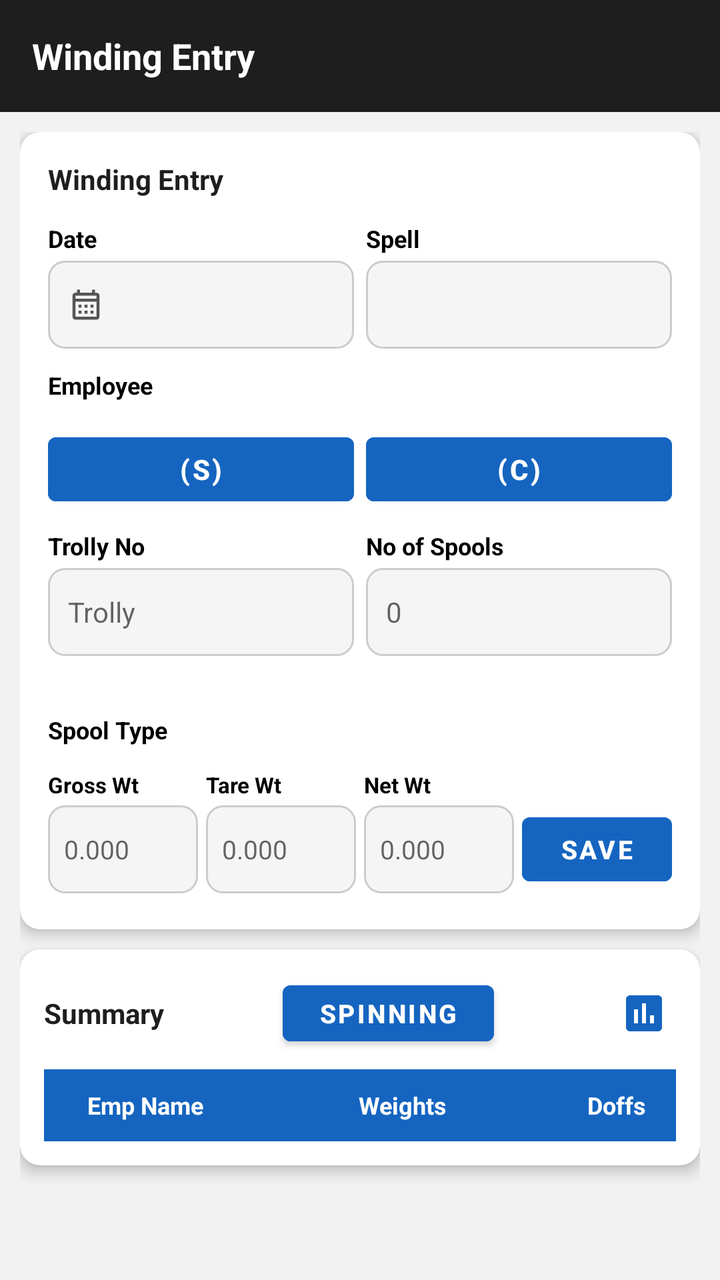
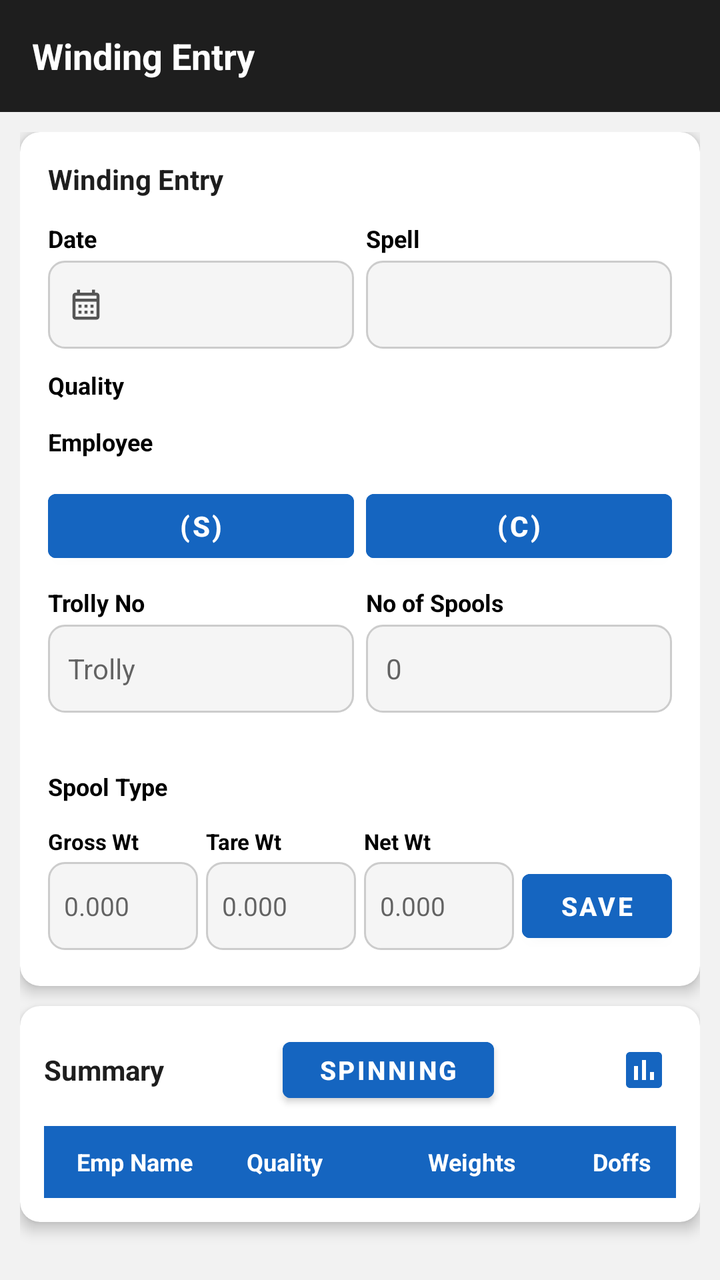

The first picture is an Android layout as it rendered before a commit; the second is the same layout after the commit. The layout source and the unified diff follow.
<!-- AndroidManifest.xml: application theme Theme.MyHrms -->
<!-- res/layout/activity_winding_entry.xml -->
<?xml version="1.0" encoding="utf-8"?>
<LinearLayout xmlns:android="http://schemas.android.com/apk/res/android"
    xmlns:app="http://schemas.android.com/apk/res-auto"
    android:id="@+id/rootLayout"
    android:layout_width="match_parent"
    android:layout_height="match_parent"
    android:orientation="vertical"
    android:background="#F2F2F2">

    <androidx.appcompat.widget.Toolbar
        android:id="@+id/toolbar"
        android:layout_width="match_parent"
        android:layout_height="?attr/actionBarSize"
        android:background="#1E1E1E"
        app:titleTextColor="@color/white">
        <TextView
            android:layout_width="wrap_content"
            android:layout_height="wrap_content"
            android:text="Winding Entry"
            android:textColor="#FFFFFF"
            android:textSize="18sp"
            android:textStyle="bold" />
    </androidx.appcompat.widget.Toolbar>

    <androidx.core.widget.NestedScrollView
        android:layout_width="match_parent"
        android:layout_height="match_parent"
        android:fillViewport="true">

        <LinearLayout
            android:layout_width="match_parent"
            android:layout_height="wrap_content"
            android:orientation="vertical"
            android:padding="10dp">

            
            <androidx.cardview.widget.CardView
                android:id="@+id/cardEntry"
                android:layout_width="match_parent"
                android:layout_height="wrap_content"
                android:layout_marginBottom="10dp"
                app:cardCornerRadius="10dp"
                app:cardElevation="4dp"
                app:cardBackgroundColor="#FFFFFF">

                <LinearLayout
                    android:layout_width="match_parent"
                    android:layout_height="wrap_content"
                    android:orientation="vertical"
                    android:padding="14dp">

                    <TextView
                        android:layout_width="wrap_content"
                        android:layout_height="wrap_content"
                        android:text="Winding Entry"
                        android:textSize="14sp"
                        android:textStyle="bold"
                        android:textColor="#1E1E1E"
                        android:layout_marginBottom="12dp" />

                    
                    <LinearLayout
                        android:layout_width="match_parent"
                        android:layout_height="wrap_content"
                        android:orientation="horizontal"
                        android:weightSum="2"
                        android:layout_marginBottom="10dp">

                        <LinearLayout
                            android:layout_width="0dp"
                            android:layout_height="wrap_content"
                            android:layout_weight="1"
                            android:orientation="vertical"
                            android:layout_marginEnd="6dp">
                            <TextView
                                android:layout_width="wrap_content"
                                android:layout_height="wrap_content"
                                android:text="Date"
                                android:textColor="#000000"
                                android:textSize="12sp"
                                android:textStyle="bold"
                                android:layout_marginBottom="3dp"/>
                            <LinearLayout
                                android:id="@+id/btnEntryDate"
                                android:layout_width="match_parent"
                                android:layout_height="44dp"
                                android:background="@drawable/bg_input_rounded_light"
                                android:gravity="center_vertical"
                                android:orientation="horizontal"
                                android:paddingStart="10dp"
                                android:paddingEnd="10dp"
                                android:clickable="true"
                                android:focusable="true">
                                <ImageView
                                    android:layout_width="18dp"
                                    android:layout_height="18dp"
                                    android:src="@drawable/ic_calendar"
                                    android:layout_marginEnd="6dp"
                                    app:tint="#555555"/>
                                <TextView
                                    android:id="@+id/tvEntryDate"
                                    android:layout_width="0dp"
                                    android:layout_height="wrap_content"
                                    android:layout_weight="1"
                                    android:textColor="#1E1E1E"
                                    android:textSize="14sp"/>
                            </LinearLayout>
                        </LinearLayout>

                        <LinearLayout
                            android:layout_width="0dp"
                            android:layout_height="wrap_content"
                            android:layout_weight="1"
                            android:orientation="vertical">
                            <TextView
                                android:layout_width="wrap_content"
                                android:layout_height="wrap_content"
                                android:text="Spell"
                                android:textColor="#000000"
                                android:textSize="12sp"
                                android:textStyle="bold"
                                android:layout_marginBottom="3dp"/>
                            <Spinner
                                android:id="@+id/spEntrySpell"
                                android:layout_width="match_parent"
                                android:layout_height="44dp"
                                android:background="@drawable/bg_input_rounded_light"
                                android:paddingStart="10dp"
                                android:paddingEnd="10dp"/>
                        </LinearLayout>
                    </LinearLayout>

                    
                    <TextView
                        android:layout_width="wrap_content"
                        android:layout_height="wrap_content"
                        android:text="Employee"
                        android:textColor="#000000"
                        android:textSize="12sp"
                        android:textStyle="bold"
                        android:layout_marginBottom="4dp"/>

                    <HorizontalScrollView
                        android:layout_width="match_parent"
                        android:layout_height="wrap_content"
                        android:scrollbars="none"
                        android:layout_marginBottom="4dp">
                        <LinearLayout
                            android:id="@+id/llEmpButtons"
                            android:layout_width="wrap_content"
                            android:layout_height="wrap_content"
                            android:orientation="horizontal"
                            android:paddingBottom="4dp"/>
                    </HorizontalScrollView>

                    <TextView
                        android:id="@+id/tvEmpStatus"
                        android:layout_width="wrap_content"
                        android:layout_height="wrap_content"
                        android:text=""
                        android:textSize="12sp"
                        android:textColor="#777777"
                        android:layout_marginBottom="10dp"
                        android:visibility="gone"/>

                    
                    <LinearLayout
                        android:layout_width="match_parent"
                        android:layout_height="wrap_content"
                        android:orientation="horizontal"
                        android:weightSum="2"
                        android:layout_marginBottom="8dp">

                        <Button
                            android:id="@+id/btnTypeS"
                            android:layout_width="0dp"
                            android:layout_height="44dp"
                            android:layout_weight="1"
                            android:layout_marginEnd="6dp"
                            android:text="(S)"
                            android:textSize="14sp"
                            android:textStyle="bold"
                            android:textColor="#FFFFFF"
                            android:backgroundTint="#1565C0"/>

                        <Button
                            android:id="@+id/btnTypeC"
                            android:layout_width="0dp"
                            android:layout_height="44dp"
                            android:layout_weight="1"
                            android:text="(C)"
                            android:textSize="14sp"
                            android:textStyle="bold"
                            android:textColor="#FFFFFF"
                            android:backgroundTint="#1565C0"/>
                    </LinearLayout>

                    
                    <LinearLayout
                        android:layout_width="match_parent"
                        android:layout_height="wrap_content"
                        android:orientation="horizontal"
                        android:weightSum="2"
                        android:layout_marginBottom="2dp">

                        <LinearLayout
                            android:layout_width="0dp"
                            android:layout_height="wrap_content"
                            android:layout_weight="1"
                            android:orientation="vertical"
                            android:layout_marginEnd="6dp">
                            <TextView
                                android:layout_width="wrap_content"
                                android:layout_height="wrap_content"
                                android:text="Trolly No"
                                android:textColor="#000000"
                                android:textSize="12sp"
                                android:textStyle="bold"
                                android:layout_marginBottom="3dp"/>
                            <EditText
                                android:id="@+id/etTrollyNo"
                                android:layout_width="match_parent"
                                android:layout_height="44dp"
                                android:background="@drawable/bg_input_rounded_light"
                                android:hint="Trolly"
                                android:inputType="number"
                                android:paddingStart="10dp"
                                android:paddingEnd="10dp"
                                android:textSize="14sp"
                                android:textColor="#1E1E1E"
                                android:imeOptions="actionNext"/>
                        </LinearLayout>

                        <LinearLayout
                            android:layout_width="0dp"
                            android:layout_height="wrap_content"
                            android:layout_weight="1"
                            android:orientation="vertical">
                            <TextView
                                android:layout_width="wrap_content"
                                android:layout_height="wrap_content"
                                android:text="No of Spools"
                                android:textColor="#000000"
                                android:textSize="12sp"
                                android:textStyle="bold"
                                android:layout_marginBottom="3dp"/>
                            <EditText
                                android:id="@+id/etNoOfSpools"
                                android:layout_width="match_parent"
                                android:layout_height="44dp"
                                android:background="@drawable/bg_input_rounded_light"
                                android:hint="0"
                                android:inputType="number"
                                android:paddingStart="10dp"
                                android:paddingEnd="10dp"
                                android:textSize="14sp"
                                android:textColor="#1E1E1E"
                                android:imeOptions="actionDone"/>
                        </LinearLayout>
                    </LinearLayout>

                    <TextView
                        android:id="@+id/tvTrollyInfo"
                        android:layout_width="wrap_content"
                        android:layout_height="wrap_content"
                        android:text=""
                        android:textSize="11sp"
                        android:layout_marginBottom="10dp"
                        android:layout_marginTop="2dp"/>

                    
                    <TextView
                        android:layout_width="wrap_content"
                        android:layout_height="wrap_content"
                        android:text="Spool Type"
                        android:textColor="#000000"
                        android:textSize="12sp"
                        android:textStyle="bold"
                        android:layout_marginBottom="4dp"/>

                    <HorizontalScrollView
                        android:layout_width="match_parent"
                        android:layout_height="wrap_content"
                        android:scrollbars="none"
                        android:layout_marginBottom="4dp">
                        <LinearLayout
                            android:id="@+id/llSpoolButtons"
                            android:layout_width="wrap_content"
                            android:layout_height="wrap_content"
                            android:orientation="horizontal"
                            android:paddingBottom="4dp"/>
                    </HorizontalScrollView>

                    <TextView
                        android:id="@+id/tvSpoolStatus"
                        android:layout_width="wrap_content"
                        android:layout_height="wrap_content"
                        android:text=""
                        android:textSize="12sp"
                        android:textColor="#777777"
                        android:layout_marginBottom="10dp"
                        android:visibility="gone"/>

                    
                    <LinearLayout
                        android:layout_width="match_parent"
                        android:layout_height="wrap_content"
                        android:orientation="horizontal"
                        android:weightSum="4"
                        android:layout_marginBottom="4dp">

                        <LinearLayout
                            android:layout_width="0dp"
                            android:layout_height="wrap_content"
                            android:layout_weight="1"
                            android:orientation="vertical"
                            android:layout_marginEnd="4dp">
                            <TextView
                                android:layout_width="wrap_content"
                                android:layout_height="wrap_content"
                                android:text="Gross Wt"
                                android:textColor="#000000"
                                android:textSize="11sp"
                                android:textStyle="bold"
                                android:layout_marginBottom="3dp"/>
                            <EditText
                                android:id="@+id/etGrossWt"
                                android:layout_width="match_parent"
                                android:layout_height="44dp"
                                android:background="@drawable/bg_input_rounded_light"
                                android:hint="0.000"
                                android:inputType="numberDecimal"
                                android:paddingStart="8dp"
                                android:paddingEnd="8dp"
                                android:textSize="13sp"
                                android:textColor="#1E1E1E"
                                android:imeOptions="actionNext"/>
                        </LinearLayout>

                        <LinearLayout
                            android:layout_width="0dp"
                            android:layout_height="wrap_content"
                            android:layout_weight="1"
                            android:orientation="vertical"
                            android:layout_marginEnd="4dp">
                            <TextView
                                android:layout_width="wrap_content"
                                android:layout_height="wrap_content"
                                android:text="Tare Wt"
                                android:textColor="#000000"
                                android:textSize="11sp"
                                android:textStyle="bold"
                                android:layout_marginBottom="3dp"/>
                            <EditText
                                android:id="@+id/etTareWt"
                                android:layout_width="match_parent"
                                android:layout_height="44dp"
                                android:background="@drawable/bg_input_rounded_light"
                                android:hint="0.000"
                                android:inputType="numberDecimal"
                                android:paddingStart="8dp"
                                android:paddingEnd="8dp"
                                android:textSize="13sp"
                                android:textColor="#1E1E1E"
                                android:focusable="false"/>
                        </LinearLayout>

                        <LinearLayout
                            android:layout_width="0dp"
                            android:layout_height="wrap_content"
                            android:layout_weight="1"
                            android:orientation="vertical"
                            android:layout_marginEnd="4dp">
                            <TextView
                                android:layout_width="wrap_content"
                                android:layout_height="wrap_content"
                                android:text="Net Wt"
                                android:textColor="#000000"
                                android:textSize="11sp"
                                android:textStyle="bold"
                                android:layout_marginBottom="3dp"/>
                            <EditText
                                android:id="@+id/etNetWt"
                                android:layout_width="match_parent"
                                android:layout_height="44dp"
                                android:background="@drawable/bg_input_rounded_light"
                                android:hint="0.000"
                                android:inputType="numberDecimal"
                                android:paddingStart="8dp"
                                android:paddingEnd="8dp"
                                android:textSize="13sp"
                                android:textColor="#1E1E1E"
                                android:focusable="false"/>
                        </LinearLayout>

                        <LinearLayout
                            android:layout_width="0dp"
                            android:layout_height="wrap_content"
                            android:layout_weight="1"
                            android:orientation="vertical">
                            <TextView
                                android:layout_width="wrap_content"
                                android:layout_height="wrap_content"
                                android:text=" "
                                android:textSize="11sp"
                                android:layout_marginBottom="3dp"/>
                            <Button
                                android:id="@+id/btnSave"
                                android:layout_width="match_parent"
                                android:layout_height="44dp"
                                android:text="Save"
                                android:textSize="13sp"
                                android:textColor="#FFFFFF"
                                android:backgroundTint="#1565C0"
                                android:textStyle="bold"/>
                        </LinearLayout>
                    </LinearLayout>

                </LinearLayout>
            </androidx.cardview.widget.CardView>

            
            <androidx.cardview.widget.CardView
                android:id="@+id/cardSummary"
                android:layout_width="match_parent"
                android:layout_height="wrap_content"
                android:layout_marginBottom="10dp"
                app:cardCornerRadius="10dp"
                app:cardElevation="4dp"
                app:cardBackgroundColor="#FFFFFF">

                <LinearLayout
                    android:layout_width="match_parent"
                    android:layout_height="wrap_content"
                    android:orientation="vertical"
                    android:padding="12dp">

                    <LinearLayout
                        android:layout_width="match_parent"
                        android:layout_height="wrap_content"
                        android:orientation="horizontal"
                        android:gravity="center_vertical"
                        android:layout_marginBottom="8dp">

                        <TextView
                            android:layout_width="wrap_content"
                            android:layout_height="wrap_content"
                            android:text="Summary"
                            android:textSize="14sp"
                            android:textStyle="bold"
                            android:textColor="#1E1E1E"/>

                        <LinearLayout
                            android:layout_width="0dp"
                            android:layout_height="wrap_content"
                            android:layout_weight="1"
                            android:orientation="horizontal"
                            android:gravity="center">
                            <Button
                                android:id="@+id/btnSpinning"
                                android:layout_width="wrap_content"
                                android:layout_height="40dp"
                                android:text="Spinning"
                                android:textSize="13sp"
                                android:textStyle="bold"
                                android:textColor="#FFFFFF"
                                android:backgroundTint="#1565C0"
                                android:paddingStart="18dp"
                                android:paddingEnd="18dp"/>
                        </LinearLayout>

                        <ImageView
                            android:id="@+id/ivQualityShiftReport"
                            android:layout_width="32dp"
                            android:layout_height="32dp"
                            android:src="@drawable/ic_report"
                            android:padding="4dp"
                            android:background="?android:attr/selectableItemBackgroundBorderless"
                            android:contentDescription="Quality-wise Shift-wise Report"
                            app:tint="#1565C0"/>

                    </LinearLayout>

                    
                    <LinearLayout
                        android:layout_width="match_parent"
                        android:layout_height="36dp"
                        android:orientation="horizontal"
                        android:background="#1565C0"
                        android:gravity="center_vertical"
                        android:paddingStart="8dp"
                        android:paddingEnd="8dp">
                        <TextView android:layout_width="0dp" android:layout_height="wrap_content"
                            android:layout_weight="2" android:text="Emp Name"
                            android:textColor="#FFFFFF" android:textStyle="bold"
                            android:textSize="12sp" android:gravity="center"/>
                        <TextView android:layout_width="0dp" android:layout_height="wrap_content"
                            android:layout_weight="4" android:text="Weights"
                            android:textColor="#FFFFFF" android:textStyle="bold"
                            android:textSize="12sp" android:gravity="center"/>
                        <TextView android:layout_width="0dp" android:layout_height="wrap_content"
                            android:layout_weight="1" android:text="Doffs"
                            android:textColor="#FFFFFF" android:textStyle="bold"
                            android:textSize="12sp" android:gravity="center"/>
                    </LinearLayout>

                    <androidx.recyclerview.widget.RecyclerView
                        android:id="@+id/rvSummary"
                        android:layout_width="match_parent"
                        android:layout_height="wrap_content"
                        android:nestedScrollingEnabled="false"/>

                    <TextView
                        android:id="@+id/tvSummaryEmpty"
                        android:layout_width="match_parent"
                        android:layout_height="wrap_content"
                        android:text="No records for selected date / spell"
                        android:textColor="#999999"
                        android:textSize="13sp"
                        android:gravity="center"
                        android:padding="16dp"
                        android:visibility="gone"/>

                    <ProgressBar
                        android:id="@+id/pbSummary"
                        android:layout_width="wrap_content"
                        android:layout_height="wrap_content"
                        android:layout_gravity="center"
                        android:visibility="gone"/>

                </LinearLayout>
            </androidx.cardview.widget.CardView>

        </LinearLayout>
    </androidx.core.widget.NestedScrollView>

</LinearLayout>
<!-- resources referenced by this layout -->
<resources>
  <color name="white">#FFFFFFFF</color>
  <!-- drawable bg_input_rounded_light (drawable) -->
  <?xml version="1.0" encoding="utf-8"?>
  <shape xmlns:android="http://schemas.android.com/apk/res/android"
      android:shape="rectangle">
      <solid android:color="#F5F5F5" />
      <corners android:radius="8dp" />
      <stroke
          android:width="1dp"
          android:color="#CCCCCC" />
  </shape>
  <!-- drawable ic_calendar (drawable) -->
  <?xml version="1.0" encoding="utf-8"?>
  <vector xmlns:android="http://schemas.android.com/apk/res/android"
      android:width="24dp"
      android:height="24dp"
      android:viewportWidth="24"
      android:viewportHeight="24">
      <path
          android:fillColor="#FFFFFF"
          android:pathData="M19,4h-1V2h-2v2H8V2H6v2H5C3.89,4 3.01,4.9 3.01,6L3,20c0,1.1 0.89,2 2,2h14c1.1,0 2,-0.9 2,-2V6C21,4.9 20.1,4 19,4zM19,20H5V10h14V20zM19,8H5V6h14V8zM9,14H7v-2h2V14zM13,14h-2v-2h2V14zM17,14h-2v-2h2V14zM9,18H7v-2h2V18zM13,18h-2v-2h2V18zM17,18h-2v-2h2V18z" />
  </vector>
  <!-- drawable ic_report (drawable) -->
  <?xml version="1.0" encoding="utf-8"?>
  <vector xmlns:android="http://schemas.android.com/apk/res/android"
      android:width="24dp"
      android:height="24dp"
      android:viewportWidth="24"
      android:viewportHeight="24">
      <path
          android:fillColor="#FFFFFF"
          android:pathData="M19,3H5C3.9,3 3,3.9 3,5v14c0,1.1 0.9,2 2,2h14c1.1,0 2,-0.9 2,-2V5C21,3.9 20.1,3 19,3zM9,17H7v-7h2V17zM13,17h-2V7h2V17zM17,17h-2v-4h2V17z" />
  </vector>
  <style name="Theme.MyHrms" parent="Theme.MaterialComponents.DayNight.NoActionBar">
          
          <item name="colorPrimary">@color/toolbar_dark_blue</item>
          <item name="colorPrimaryVariant">@color/toolbar_dark_blue</item>
          <item name="colorOnPrimary">@color/white</item>
          
          <item name="colorSecondary">@color/teal_200</item>
          <item name="colorSecondaryVariant">@color/teal_700</item>
          <item name="colorOnSecondary">@color/black</item>
          
          <item name="android:statusBarColor">@color/toolbar_dark_blue</item>
          
      </style>
  <color name="toolbar_dark_blue">#1B4332</color>
  <color name="teal_200">#FF03DAC5</color>
  <color name="teal_700">#FF018786</color>
  <color name="black">#FF000000</color>
</resources>

<!-- the commit's change to res/layout/activity_winding_entry.xml (unified diff, before → after) -->
@@ -134,6 +134,39 @@
                     <TextView
                         android:layout_width="wrap_content"
                         android:layout_height="wrap_content"
+                        android:text="Quality"
+                        android:textColor="#000000"
+                        android:textSize="12sp"
+                        android:textStyle="bold"
+                        android:layout_marginBottom="4dp"/>
+
+                    <HorizontalScrollView
+                        android:layout_width="match_parent"
+                        android:layout_height="wrap_content"
+                        android:scrollbars="none"
+                        android:layout_marginBottom="4dp">
+                        <LinearLayout
+                            android:id="@+id/llQualityButtons"
+                            android:layout_width="wrap_content"
+                            android:layout_height="wrap_content"
+                            android:orientation="horizontal"
+                            android:paddingBottom="4dp"/>
+                    </HorizontalScrollView>
+
+                    <TextView
+                        android:id="@+id/tvQualityStatus"
+                        android:layout_width="wrap_content"
+                        android:layout_height="wrap_content"
+                        android:text=""
+                        android:textSize="12sp"
+                        android:textColor="#777777"
+                        android:layout_marginBottom="10dp"
+                        android:visibility="gone"/>
+
+                    
+                    <TextView
+                        android:layout_width="wrap_content"
+                        android:layout_height="wrap_content"
                         android:text="Employee"
                         android:textColor="#000000"
                         android:textSize="12sp"
@@ -495,7 +528,11 @@
                             android:textColor="#FFFFFF" android:textStyle="bold"
                             android:textSize="12sp" android:gravity="center"/>
                         <TextView android:layout_width="0dp" android:layout_height="wrap_content"
-                            android:layout_weight="4" android:text="Weights"
+                            android:layout_weight="2" android:text="Quality"
+                            android:textColor="#FFFFFF" android:textStyle="bold"
+                            android:textSize="12sp" android:gravity="center"/>
+                        <TextView android:layout_width="0dp" android:layout_height="wrap_content"
+                            android:layout_weight="3" android:text="Weights"
                             android:textColor="#FFFFFF" android:textStyle="bold"
                             android:textSize="12sp" android:gravity="center"/>
                         <TextView android:layout_width="0dp" android:layout_height="wrap_content"
